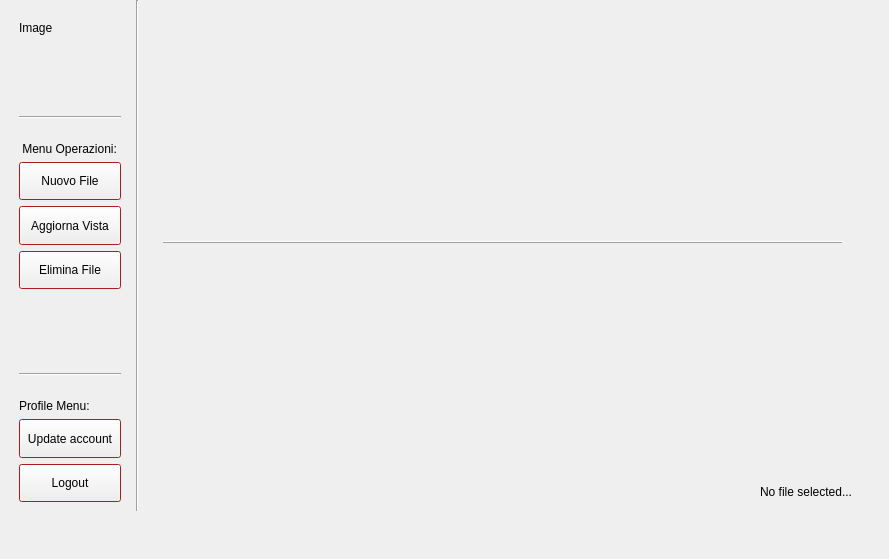
First picture: the form in Login/homepage.ui, repository cosimo265598/Edilive, before the edit.
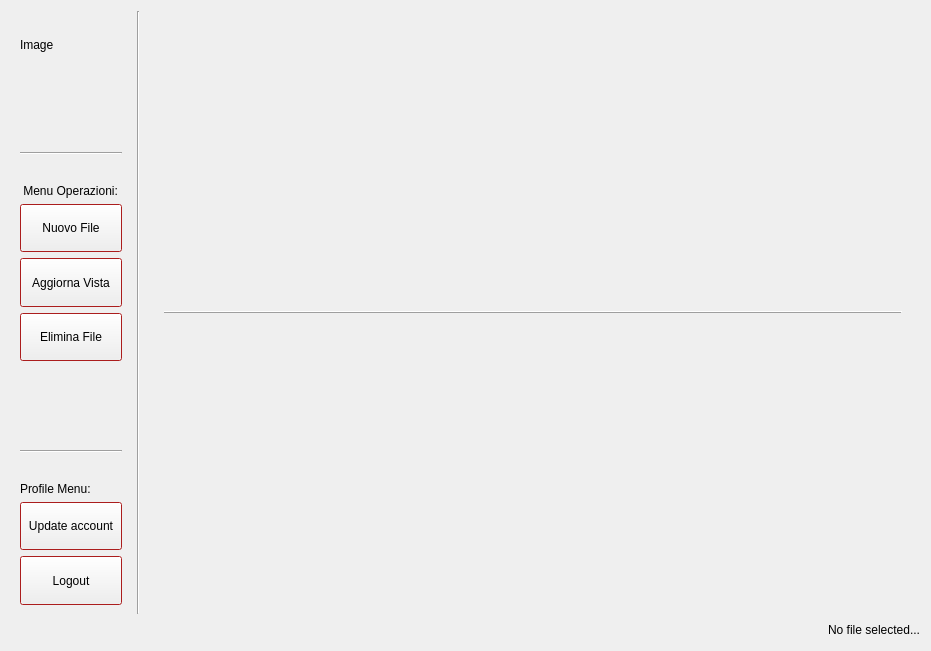
Second picture: the form after the edit.

The edit to the form file:
```diff
--- a/Login/homepage.ui
+++ b/Login/homepage.ui
@@ -9,8 +9,8 @@
    <rect>
     <x>0</x>
     <y>0</y>
-    <width>889</width>
-    <height>559</height>
+    <width>931</width>
+    <height>651</height>
    </rect>
   </property>
   <property name="sizePolicy">
@@ -19,15 +19,10 @@
     <verstretch>0</verstretch>
    </sizepolicy>
   </property>
-  <widget class="QWidget" name="horizontalLayoutWidget">
-   <property name="geometry">
-    <rect>
-     <x>10</x>
-     <y>0</y>
-     <width>851</width>
-     <height>511</height>
-    </rect>
-   </property>
+  <layout class="QVBoxLayout" name="verticalLayout_3">
+   <item>
+    <layout class="QVBoxLayout" name="verticalLayout_2">
+     <item>
    <layout class="QHBoxLayout" name="horizontalLayout">
     <property name="sizeConstraint">
      <enum>QLayout::SetNoConstraint</enum>
@@ -274,7 +269,7 @@
     <item>
      <widget class="QScrollArea" name="scrollArea">
       <property name="sizePolicy">
-       <sizepolicy hsizetype="Expanding" vsizetype="Expanding">
+          <sizepolicy hsizetype="MinimumExpanding" vsizetype="Minimum">
         <horstretch>0</horstretch>
         <verstretch>0</verstretch>
        </sizepolicy>
@@ -296,8 +291,8 @@
         <rect>
          <x>0</x>
          <y>0</y>
-         <width>688</width>
-         <height>509</height>
+            <width>748</width>
+            <height>603</height>
         </rect>
        </property>
        <layout class="QGridLayout" name="gridLayout_3">
@@ -352,7 +347,13 @@
           </layout>
          </widget>
         </item>
-        <item row="1" column="2">
+          </layout>
+         </widget>
+        </widget>
+       </item>
+      </layout>
+     </item>
+     <item>
          <widget class="QLabel" name="infoLabel">
           <property name="maximumSize">
            <size>
@@ -369,11 +370,8 @@
          </widget>
         </item>
        </layout>
-      </widget>
-     </widget>
-    </item>
-   </layout>
-  </widget>
+   </item>
+  </layout>
  </widget>
  <resources/>
  <connections/>
```
Lines whose indentation alone changed are shown as unchanged.
